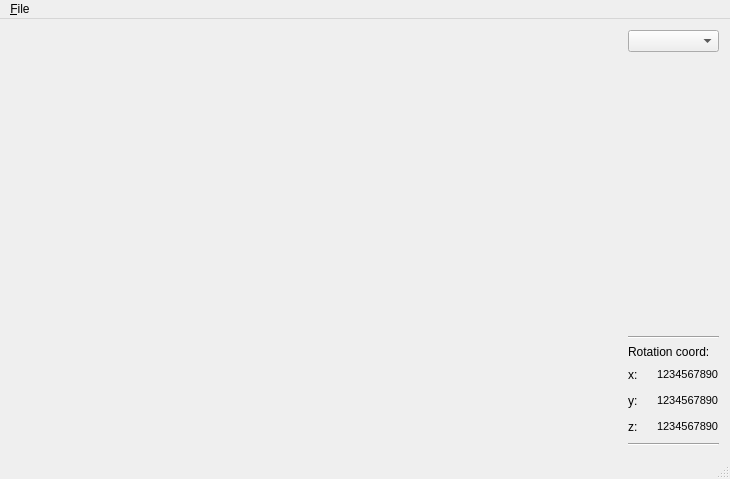
The window that mti835/mainwindow.ui (jabouzi/opengl) describes before a commit, drawn with Qt 5.
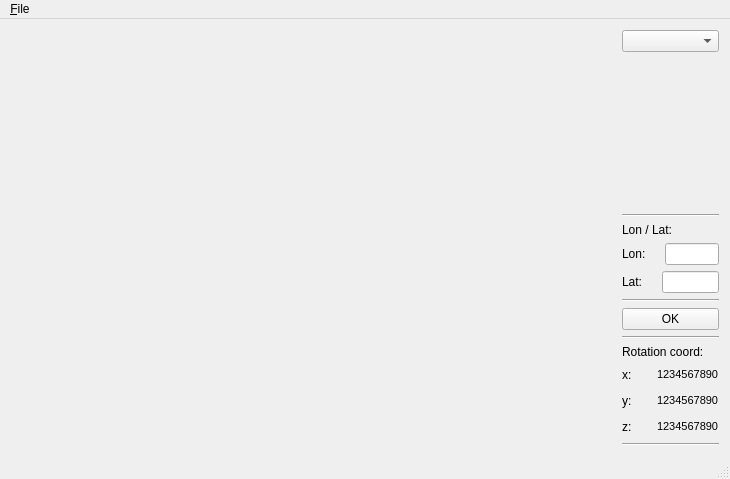
The same window after the commit. Icons and pictures are not drawn.

```diff
--- a/mti835/mainwindow.ui
+++ b/mti835/mainwindow.ui
@@ -86,6 +86,144 @@
         </property>
        </spacer>
       </item>
+      <item>
+       <layout class="QHBoxLayout" name="horizontalLayout_10">
+        <item>
+         <spacer name="horizontalSpacer_11">
+          <property name="orientation">
+           <enum>Qt::Horizontal</enum>
+          </property>
+          <property name="sizeType">
+           <enum>QSizePolicy::Fixed</enum>
+          </property>
+          <property name="sizeHint" stdset="0">
+           <size>
+            <width>10</width>
+            <height>20</height>
+           </size>
+          </property>
+         </spacer>
+        </item>
+        <item>
+         <layout class="QVBoxLayout" name="verticalLayout_4">
+          <item>
+           <widget class="Line" name="line_5">
+            <property name="orientation">
+             <enum>Qt::Horizontal</enum>
+            </property>
+           </widget>
+          </item>
+          <item>
+           <widget class="QLabel" name="label_10">
+            <property name="text">
+             <string>Lon / Lat:</string>
+            </property>
+           </widget>
+          </item>
+          <item>
+           <layout class="QHBoxLayout" name="horizontalLayout_11">
+            <item>
+             <widget class="QLabel" name="label_11">
+              <property name="text">
+               <string>Lon:</string>
+              </property>
+             </widget>
+            </item>
+            <item>
+             <spacer name="horizontalSpacer_12">
+              <property name="orientation">
+               <enum>Qt::Horizontal</enum>
+              </property>
+              <property name="sizeType">
+               <enum>QSizePolicy::Fixed</enum>
+              </property>
+              <property name="sizeHint" stdset="0">
+               <size>
+                <width>13</width>
+                <height>20</height>
+               </size>
+              </property>
+             </spacer>
+            </item>
+            <item>
+             <widget class="QLineEdit" name="longitude">
+              <property name="sizePolicy">
+               <sizepolicy hsizetype="Fixed" vsizetype="Fixed">
+                <horstretch>0</horstretch>
+                <verstretch>0</verstretch>
+               </sizepolicy>
+              </property>
+              <property name="maximumSize">
+               <size>
+                <width>54</width>
+                <height>27</height>
+               </size>
+              </property>
+             </widget>
+            </item>
+           </layout>
+          </item>
+          <item>
+           <layout class="QHBoxLayout" name="horizontalLayout_12">
+            <item>
+             <widget class="QLabel" name="label_12">
+              <property name="text">
+               <string>Lat:</string>
+              </property>
+             </widget>
+            </item>
+            <item>
+             <spacer name="horizontalSpacer_13">
+              <property name="orientation">
+               <enum>Qt::Horizontal</enum>
+              </property>
+              <property name="sizeType">
+               <enum>QSizePolicy::Fixed</enum>
+              </property>
+              <property name="sizeHint" stdset="0">
+               <size>
+                <width>13</width>
+                <height>20</height>
+               </size>
+              </property>
+             </spacer>
+            </item>
+            <item>
+             <widget class="QLineEdit" name="latitude">
+              <property name="sizePolicy">
+               <sizepolicy hsizetype="Fixed" vsizetype="Fixed">
+                <horstretch>0</horstretch>
+                <verstretch>0</verstretch>
+               </sizepolicy>
+              </property>
+              <property name="maximumSize">
+               <size>
+                <width>57</width>
+                <height>27</height>
+               </size>
+              </property>
+             </widget>
+            </item>
+           </layout>
+          </item>
+          <item>
+           <widget class="Line" name="line_6">
+            <property name="orientation">
+             <enum>Qt::Horizontal</enum>
+            </property>
+           </widget>
+          </item>
+          <item>
+           <widget class="QPushButton" name="latlonButton">
+            <property name="text">
+             <string>OK</string>
+            </property>
+           </widget>
+          </item>
+         </layout>
+        </item>
+       </layout>
+      </item>
       <item>
        <layout class="QHBoxLayout" name="horizontalLayout_5">
         <item>
```
Left out of the diff: 5 changed lines with no effect on the pictures.
